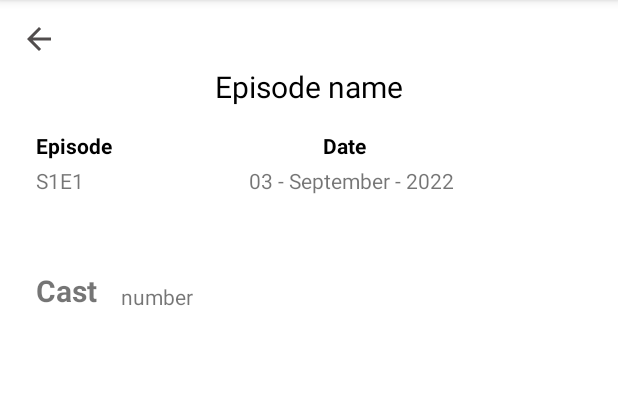
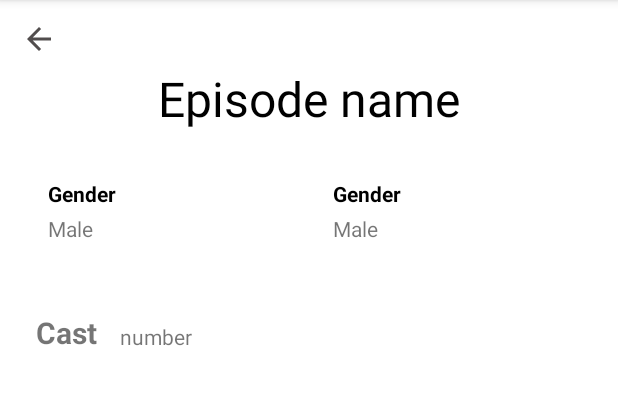
Before and after one commit to esmakrasniqi/Rick-and-Morty-watchbook, an Android app: the fragment EpisodeDetailFragment placed in its activity, on a phone screen of 412 x 824 dp, the part 84-489 px from its top. Run offline under Robolectric (Android 15) with nearby library versions, the phone set to English and light mode, and no system bars; our stand-ins replace Picasso, data binding; pictures from the network do not load; 2 statements that could not run were skipped.

Commit message:
Update episode detail layout
Add fragment action animation,
Delete commented code

```diff
--- a/app/src/main/java/com/example/rickandmortywatchbook/data/service/ApiService.kt
+++ b/app/src/main/java/com/example/rickandmortywatchbook/data/service/ApiService.kt
@@ -22,7 +22,6 @@ interface ApiService {
     @GET("/api/episode/{episodeId}")
     fun getEpisodeById(@Path("episodeId") episodeId: String): Call<Episode>
 
-
     @GET("/api/character/{characters}")
     fun getCharactersPerEpisode(@Path("characters") characters: String): Call<List<Character>>
 
--- a/app/src/main/java/com/example/rickandmortywatchbook/repository/Repository.kt
+++ b/app/src/main/java/com/example/rickandmortywatchbook/repository/Repository.kt
@@ -13,7 +13,6 @@ import retrofit2.converter.gson.GsonConverterFactory
 class Repository {
     val BASE_URL = "https://rickandmortyapi.com"
     val apiService: ApiService
-    var characters: CharactersResponse? = null
 
     init {
         val client = OkHttpClient.Builder().build()
@@ -21,18 +20,4 @@ class Repository {
             .addConverterFactory(GsonConverterFactory.create()).build()
             .create(ApiService::class.java)
     }
-    /* fun getAllCharacters(): MutableLiveData<CharacterResponse> {
-         apiService.getCharacters().enqueue(object : Callback<CharacterResponse> {
-             override fun onResponse(
-                 call: Call<CharacterResponse>,
-                 response: Response<CharacterResponse>
-             ) {
-                 characters.value = response.body()
-             }
-             override fun onFailure(call: Call<CharacterResponse>, t: Throwable) {
-                 t.printStackTrace()
-             }
-         })
-         return characters
-     }*/
 }
--- a/app/src/main/java/com/example/rickandmortywatchbook/ui/characterdetail/CharacterDetailFragment.kt
+++ b/app/src/main/java/com/example/rickandmortywatchbook/ui/characterdetail/CharacterDetailFragment.kt
@@ -35,7 +35,6 @@ class CharacterDetailFragment : Fragment() {
     override fun onViewCreated(view: View, savedInstanceState: Bundle?) {
         super.onViewCreated(view, savedInstanceState)
         viewModel.getCharacterById(args.characterId)
-//viewModel.characterRespose.observe(viewLifecycleOwner, Observer<Character>() {
         viewModel.characterRespose.observe(viewLifecycleOwner) {
             with(it) {
                 Picasso.get().load(image).into(binding.characterImage)
@@ -60,7 +59,6 @@ class CharacterDetailFragment : Fragment() {
                 binding.locationInfo.dataTextView.text = location.name
 
             }
-            //}
             binding.episodesList.layoutManager = LinearLayoutManager(requireActivity())
             adapter = EpisodesAdapter( this::onEpisodeClick)
             binding.episodesList.adapter = adapter
--- a/app/src/main/java/com/example/rickandmortywatchbook/ui/characterdetail/CharacterDetailViewModel.kt
+++ b/app/src/main/java/com/example/rickandmortywatchbook/ui/characterdetail/CharacterDetailViewModel.kt
@@ -28,7 +28,6 @@ class CharacterDetailViewModel : ViewModel() {
                         ) + ","
                     }
                     getEpisodesPerCharacter(episodes)
-                    println("episodes" + episodes)
                     characterRespose.postValue(it)
                 }
             }
--- a/app/src/main/java/com/example/rickandmortywatchbook/ui/episodedetail/EpisodeDetailFragment.kt
+++ b/app/src/main/java/com/example/rickandmortywatchbook/ui/episodedetail/EpisodeDetailFragment.kt
@@ -43,9 +43,11 @@ class EpisodeDetailFragment : Fragment() {
         }
         viewModel.episodeResponse.observe(viewLifecycleOwner) {
             with(it) {
-                binding.episodeName.text = name
-                binding.airdateTextView.text = air_date
-                binding.episodeCountTextView.text = episode
+                binding.episodeInfo.tagTextView.text = "Episode"
+                binding.episodeInfo.dataTextView.text = episode
+                binding.airDate.tagTextView.text = "Date"
+                binding.airDate.dataTextView.text =  air_date
+
             }
         }
         binding.backButton.setOnClickListener {
--- a/app/src/main/java/com/example/rickandmortywatchbook/ui/home/CharactersAdapter.kt
+++ b/app/src/main/java/com/example/rickandmortywatchbook/ui/home/CharactersAdapter.kt
@@ -21,9 +21,6 @@ class CharactersAdapter(private val itemClick: (characterId: String) -> Unit) :
     }
 
     override fun onCreateViewHolder(parent: ViewGroup, viewType: Int): ViewHolder {
-//        val view =
-//            LayoutInflater.from(parent.context).inflate(R.layout.list_item_character, parent, false)
-//        return ViewHolder(view)
         val binding =
             ListItemCharacterBinding.inflate(LayoutInflater.from(parent.context), parent, false)
         return ViewHolder(binding)
--- a/app/src/main/java/com/example/rickandmortywatchbook/ui/home/HomeFragment.kt
+++ b/app/src/main/java/com/example/rickandmortywatchbook/ui/home/HomeFragment.kt
@@ -36,6 +36,7 @@ class HomeFragment : Fragment() {
     override fun onViewCreated(view: View, savedInstanceState: Bundle?) {
         super.onViewCreated(view, savedInstanceState)
         viewModel.getCharacters()
+
         binding.filterButton.setOnClickListener {
             showDetailedFilterDialog()
         }
@@ -72,7 +73,6 @@ class HomeFragment : Fragment() {
     fun itemClick(characterId: String) {
         val bundle = Bundle()
         bundle.putString("character_id", characterId)
-//        println("charid" + characterId)
         findNavController().navigate(R.id.action_homeFragment_to_characterDetailFragment, bundle)
 
     }
--- a/app/src/main/res/layout/fragment_episode_detail.xml
+++ b/app/src/main/res/layout/fragment_episode_detail.xml
@@ -20,95 +20,76 @@
             android:id="@+id/episodeName"
             android:layout_width="wrap_content"
             android:layout_height="wrap_content"
-            android:layout_gravity="center_horizontal"
             android:layout_marginTop="44dp"
             android:text="Episode name"
             android:textColor="@color/black"
-            android:textSize="20sp"
+            android:textSize="32sp"
             app:layout_constraintEnd_toEndOf="parent"
             app:layout_constraintStart_toStartOf="parent"
             app:layout_constraintTop_toTopOf="parent" />
 
-        <TextView
-            android:id="@+id/CountTagTextView"
-            android:layout_width="wrap_content"
+        <LinearLayout
+            android:id="@+id/episodeInfoHolder"
+            android:layout_width="match_parent"
             android:layout_height="wrap_content"
-            android:layout_marginStart="24dp"
-            android:layout_marginTop="16dp"
-            android:text="Episode"
-            android:textColor="@color/black"
-            android:textStyle="bold"
-            app:layout_constraintStart_toStartOf="parent"
-            app:layout_constraintTop_toBottomOf="@+id/episodeName" />
+            android:layout_margin="16dp"
+            android:orientation="horizontal"
+            app:layout_constraintTop_toBottomOf="@+id/episodeName">
 
-        <TextView
-            android:id="@+id/episodeCountTextView"
-            android:layout_width="wrap_content"
-            android:layout_height="wrap_content"
-            android:layout_marginStart="24dp"
-            android:layout_marginTop="4dp"
-            android:layout_marginBottom="16dp"
-            android:text="S1E1"
-            app:layout_constraintStart_toStartOf="parent"
-            app:layout_constraintTop_toBottomOf="@+id/CountTagTextView" />
 
-        <TextView
-            android:id="@+id/dateTagTextView"
-            android:layout_width="wrap_content"
-            android:layout_height="wrap_content"
-            android:layout_marginTop="16dp"
-            android:layout_marginEnd="27dp"
-            android:text="Date"
-            android:textColor="@color/black"
-            android:textStyle="bold"
-            app:layout_constraintEnd_toEndOf="parent"
-            app:layout_constraintStart_toEndOf="@+id/CountTagTextView"
-            app:layout_constraintTop_toBottomOf="@+id/episodeName" />
+            <include
+                android:id="@+id/episodeInfo"
+                layout="@layout/item_character_info"
+                android:layout_width="0dp"
+                android:layout_height="wrap_content"
+                android:layout_weight="1"
+                />
 
-        <TextView
-            android:id="@+id/airdateTextView"
-            android:layout_width="wrap_content"
-            android:layout_height="wrap_content"
-            android:layout_marginTop="4dp"
-            android:text="03 - September - 2022"
-            app:layout_constraintEnd_toEndOf="parent"
-            app:layout_constraintStart_toEndOf="@+id/episodeCountTextView"
-            app:layout_constraintTop_toBottomOf="@+id/dateTagTextView" />
+            <include
+                android:id="@+id/airDate"
+                layout="@layout/item_character_info"
+                android:layout_width="0dp"
+                android:layout_height="wrap_content"
+                android:layout_weight="1"
+                />
+
+        </LinearLayout>
 
         <TextView
             android:id="@+id/castTextView"
             android:layout_width="wrap_content"
             android:layout_height="wrap_content"
             android:layout_marginHorizontal="24dp"
-            android:layout_marginTop="50dp"
+            android:layout_marginTop="30dp"
             android:text="Cast"
             android:textSize="20sp"
             android:textStyle="bold"
             app:layout_constraintStart_toStartOf="parent"
-            app:layout_constraintTop_toBottomOf="@+id/episodeCountTextView" />
+            app:layout_constraintTop_toBottomOf="@+id/episodeInfoHolder" />
+
         <TextView
             android:id="@+id/castCountTextView"
             android:layout_width="wrap_content"
             android:layout_height="wrap_content"
             android:text="number"
-            app:layout_constraintStart_toEndOf="@+id/castTextView"
-            android:layout_margin="16dp"
-            android:layout_marginTop="50dp"
-            app:layout_constraintBottom_toTopOf="@+id/characterList"/>
+            android:layout_marginStart="15dp"
+            android:layout_marginBottom="17dp"
+            app:layout_constraintBottom_toTopOf="@+id/characterList"
+            app:layout_constraintStart_toEndOf="@+id/castTextView" />
 
 
         <androidx.recyclerview.widget.RecyclerView
             android:id="@+id/characterList"
             android:layout_width="0dp"
             android:layout_height="0dp"
+            android:layout_marginHorizontal="24dp"
             android:layout_marginTop="16dp"
-            android:layout_marginHorizontal="24dp"
             app:layout_constraintBottom_toBottomOf="parent"
             app:layout_constraintEnd_toEndOf="parent"
-            app:layout_constraintHorizontal_bias="0.0"
+            app:layout_constraintHorizontal_bias="1.0"
             app:layout_constraintStart_toStartOf="parent"
             app:layout_constraintTop_toBottomOf="@+id/castTextView"
-            app:layout_constraintVertical_bias="1.0" />
+            app:layout_constraintVertical_bias="0.0" />
 
 
     </androidx.constraintlayout.widget.ConstraintLayout>
--- a/app/src/main/res/layout/item_episodes.xml
+++ b/app/src/main/res/layout/item_episodes.xml
@@ -42,12 +42,11 @@
             app:layout_constraintBottom_toBottomOf="parent"
             app:layout_constraintStart_toStartOf="parent"
             app:layout_constraintTop_toBottomOf="@+id/episodeNameTextView" />
-        <ImageButton
+        <ImageView
             android:id="@+id/clickButton"
             android:layout_width="wrap_content"
-            android:layout_height="0dp"
+            android:layout_height="wrap_content"
             android:src="@drawable/ic_baseline_keyboard_arrow_right_24"
-            android:backgroundTint="@color/white"
             app:layout_constraintTop_toTopOf="parent"
             app:layout_constraintEnd_toEndOf="parent"
             app:layout_constraintBottom_toBottomOf="parent"/>
--- a/app/src/main/res/navigation/main_navigation.xml
+++ b/app/src/main/res/navigation/main_navigation.xml
@@ -14,7 +14,11 @@
 
         <action
             android:id="@+id/action_homeFragment_to_characterDetailFragment"
-            app:destination="@id/characterDetailFragment" />
+            app:destination="@id/characterDetailFragment"
+            app:enterAnim="@anim/slide_in_right"
+            app:exitAnim="@anim/slide_out_left"
+            app:popEnterAnim="@anim/slide_in_left"
+            app:popExitAnim="@anim/slide_out_right" />
     </fragment>
     <fragment
         android:id="@+id/characterDetailFragment"
@@ -30,7 +34,11 @@
 
         <action
             android:id="@+id/action_characterDetailFragment_to_episodeDetailFragment"
-            app:destination="@+id/episodeDetailFragment" />
+            app:destination="@+id/episodeDetailFragment"
+            app:enterAnim="@anim/slide_in_right"
+            app:exitAnim="@anim/slide_out_left"
+            app:popEnterAnim="@anim/slide_in_left"
+            app:popExitAnim="@anim/slide_out_right"/>
     </fragment>
 
     <fragment
```
Also changed, not shown: app/src/main/res/anim/slide_in_left.xml (added, +7 -0 lines), app/src/main/res/anim/slide_in_right.xml (added, +8 -0 lines), app/src/main/res/anim/slide_out_left.xml (added, +22 -0 lines), app/src/main/res/anim/slide_out_right.xml (added, +7 -0 lines), app/src/main/java/com/example/rickandmortywatchbook/ui/characterdetail/EpisodesAdapter.kt (line endings or trailing spaces), app/src/main/java/com/example/rickandmortywatchbook/ui/episodedetail/EpisodeDetailViewModel.kt (line endings or trailing spaces), app/src/main/java/com/example/rickandmortywatchbook/ui/home/HomeViewModel.kt (line endings or trailing spaces). Lines whose indentation alone changed are shown as unchanged.
